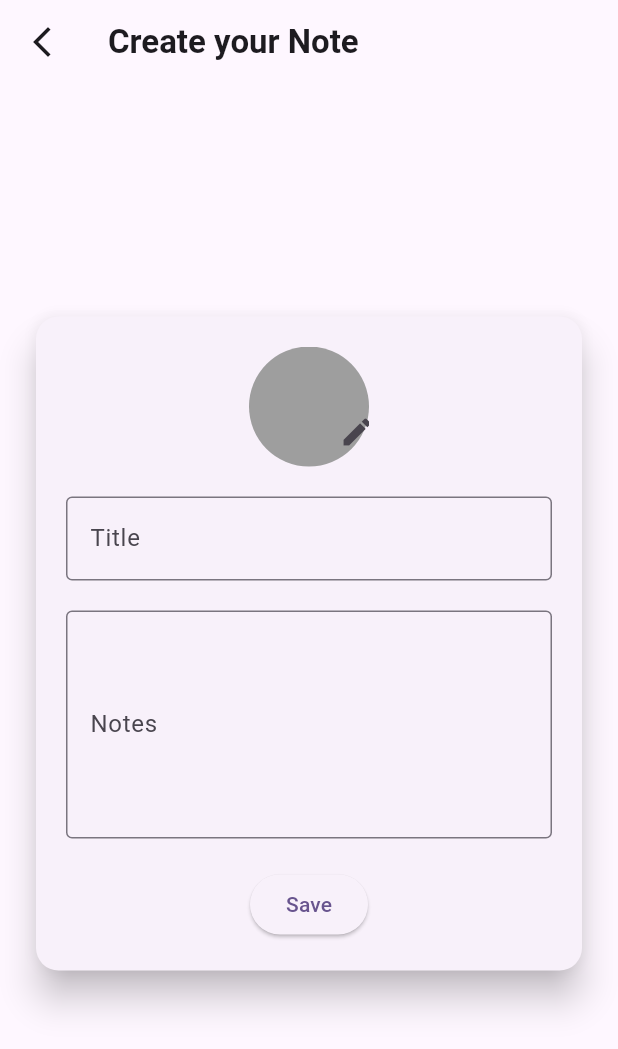
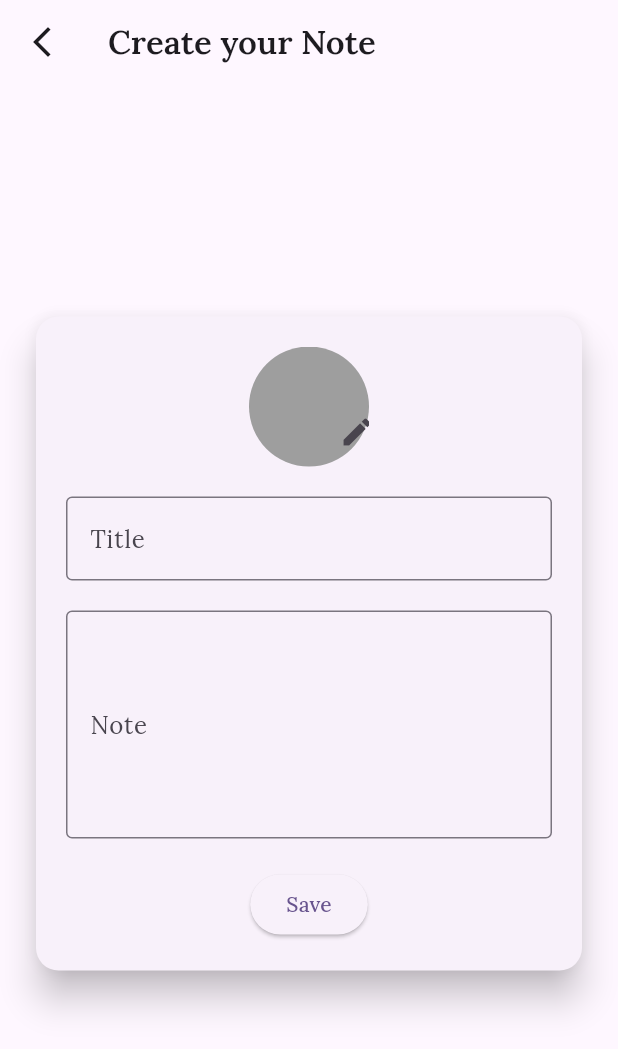
Before and after one commit to VijiVijayakumar59/todolist, a Flutter app: the screen it shows after launch, after a tap on the "add" icon, on a phone screen of 412 x 824 dp. Shown: the top 1049 px of the screen. Run offline on Flutter 3.47's test engine with Material 3 defaults, Android fonts, the phone set to English and light mode, and no system bars; our stand-ins replace get, hive, hive_flutter, image_picker, share_plus; accounts and stored records are empty; project files that could hold a hidden picture were left out.

Commit message:
operations completed

```diff
--- a/lib/main.dart
+++ b/lib/main.dart
@@ -3,7 +3,7 @@ import 'package:get/get.dart';
 import 'package:hive_flutter/adapters.dart';
 import 'package:todolist/controller/todo_controller.dart';
 import 'package:todolist/model/todo_model.dart';
-import 'package:todolist/view/home/screens/list_view.dart';
+import 'package:todolist/view/home/screens/todo_list.dart';
 
 void main() async {
   WidgetsFlutterBinding.ensureInitialized();
@@ -25,6 +25,7 @@ class MyApp extends StatelessWidget {
       debugShowCheckedModeBanner: false,
       title: 'Flutter Demo',
       theme: ThemeData(
+        fontFamily: "Lora",
         colorScheme: ColorScheme.fromSeed(seedColor: Colors.deepPurple),
         useMaterial3: true,
       ),
--- a/lib/view/home/widgets/alert_button.dart
+++ b/lib/view/home/widgets/alert_button.dart
@@ -13,7 +13,7 @@ class AlertButton extends StatelessWidget {
     return Container(
       height: MediaQuery.of(context).size.height * 0.05,
       width: MediaQuery.of(context).size.width * 0.17,
-      padding: const EdgeInsets.all(10),
+      padding: const EdgeInsets.all(2),
       child: Text(
         text,
         style: const TextStyle(
--- a/lib/view/home/widgets/create_note_widget.dart
+++ b/lib/view/home/widgets/create_note_widget.dart
@@ -1,13 +1,23 @@
-// ignore_for_file: avoid_print
+import 'dart:io';
 
 import 'package:flutter/material.dart';
 import 'package:get/get.dart';
 import 'package:todolist/controller/todo_controller.dart';
+import 'package:todolist/view/home/widgets/text_form_widget.dart';
 
-class CreateNoteScreen extends StatelessWidget {
+class CreateNoteScreen extends StatefulWidget {
   const CreateNoteScreen({
-    super.key,
-  });
+    Key? key,
+  }) : super(key: key);
+
+  @override
+  State<CreateNoteScreen> createState() => _CreateNoteScreenState();
+}
+
+class _CreateNoteScreenState extends State<CreateNoteScreen> {
+  String? newImage;
+
+  final GlobalKey<FormState> formKey = GlobalKey<FormState>();
 
   @override
   Widget build(BuildContext context) {
@@ -40,9 +50,9 @@ class CreateNoteScreen extends StatelessWidget {
               top: 8,
             ),
             child: SingleChildScrollView(
-              child: GetBuilder<TodoController>(
-                builder: (controller) => Obx(
-                  () => Card(
+              child: Form(
+                key: formKey,
+                child: Card(
                   elevation: 10,
                   shape: RoundedRectangleBorder(
                     borderRadius: BorderRadius.circular(15.0),
@@ -57,10 +67,9 @@ class CreateNoteScreen extends StatelessWidget {
                             CircleAvatar(
                               radius: 40,
                               backgroundColor: Colors.grey,
-                                backgroundImage:
-                                    controller.pickedImageFile.value != null
+                              backgroundImage: newImage != null
                                   ? FileImage(
-                                            controller.pickedImageFile.value!,
+                                      File(newImage!),
                                     )
                                   : null,
                             ),
@@ -69,43 +78,62 @@ class CreateNoteScreen extends StatelessWidget {
                               left: 48,
                               child: IconButton(
                                 onPressed: () async {
+                                  final String? imagePath =
                                       await controller.pickImageFromGallery();
+                                  if (imagePath != null) {
+                                    setState(() {
+                                      newImage = imagePath;
+                                    });
+                                  }
                                 },
-                                  icon: const Icon(Icons.edit),
+                                icon: const Icon(
+                                  Icons.edit,
+                                ),
                               ),
                             ),
                           ],
                         ),
                         const SizedBox(height: 20),
-                          TextFormField(
+                        TextFormWidget(
                           controller: titleController,
-                            onChanged: (value) =>
-                                controller.title.value = value,
-                            decoration: const InputDecoration(
-                              labelText: 'Title',
-                              border: OutlineInputBorder(),
-                            ),
+                          onChanged: (value) {
+                            controller.title.value = value;
+                          },
+                          text: "Title",
+                          validator: (value) {
+                            if (value!.isEmpty) {
+                              return 'Title cannot be empty';
+                            }
+                            return null;
+                          },
                         ),
                         const SizedBox(height: 20),
-                          TextFormField(
+                        TextFormWidget(
                           controller: noteController,
-                            onChanged: (value) => controller.note.value = value,
+                          onChanged: (value) {
+                            controller.note.value = value;
+                          },
+                          text: "Note",
+                          validator: (value) {
+                            if (value!.isEmpty) {
+                              return 'Note cannot be empty';
+                            }
+                            return null;
+                          },
                           maxLines: 5,
-                            decoration: const InputDecoration(
-                              labelText: 'Notes',
-                              border: OutlineInputBorder(),
-                            ),
                           keyboardType: TextInputType.emailAddress,
                         ),
                         const SizedBox(height: 20),
                         ElevatedButton(
                           onPressed: () async {
+                            if (formKey.currentState!.validate()) {
                               controller.title.value = titleController.text;
                               controller.note.value = noteController.text;
                               await controller.createNote();
                               titleController.clear();
                               noteController.clear();
                               Get.back();
+                            }
                           },
                           child: const Text('Save'),
                         ),
@@ -118,7 +146,6 @@ class CreateNoteScreen extends StatelessWidget {
           ),
         ),
       ),
-      ),
     );
   }
 }
--- a/lib/controller/share.dart
+++ b/lib/view/home/widgets/share.dart
@@ -6,7 +6,7 @@ import 'package:share_plus/share_plus.dart';
 
 Future<void> onShare(
     BuildContext context, String title, String note, File? imageFile) async {
-  String text = '$title\n$note';
+  String text = 'Title : $title\nNote : $note';
 
   try {
     if (imageFile != null) {
--- /dev/null
+++ b/lib/view/home/widgets/text_form_widget.dart
@@ -0,0 +1,35 @@
+import 'package:flutter/material.dart';
+
+class TextFormWidget extends StatelessWidget {
+  final String? text;
+  final TextEditingController controller;
+  final FormFieldValidator<String>? validator;
+  final ValueChanged<String>? onChanged;
+  final int? maxLines;
+  final TextInputType? keyboardType;
+
+  const TextFormWidget({
+    Key? key,
+    required this.controller,
+    this.text,
+    this.validator,
+    this.onChanged,
+    this.maxLines,
+    this.keyboardType,
+  }) : super(key: key);
+
+  @override
+  Widget build(BuildContext context) {
+    return TextFormField(
+      controller: controller,
+      onChanged: onChanged,
+      validator: validator,
+      maxLines: maxLines,
+      keyboardType: keyboardType,
+      decoration: InputDecoration(
+        labelText: text,
+        border: OutlineInputBorder(),
+      ),
+    );
+  }
+}
```
Also changed, not shown: lib/view/edit/screens/edit_screen.dart (+25 -13 lines), lib/view/home/screens/todo_list.dart (renamed from lib/view/home/screens/list_view.dart, +4 -3 lines), pubspec.yaml (+13 -6 lines), assets/fonts/Lora/static/Lora-Bold.ttf (added), assets/fonts/Lora/static/Lora-BoldItalic.ttf (added), assets/fonts/Lora/static/Lora-Italic.ttf (added), assets/fonts/Lora/static/Lora-Medium.ttf (added), assets/fonts/Lora/static/Lora-MediumItalic.ttf (added), assets/fonts/Lora/static/Lora-Regular.ttf (added), assets/fonts/Lora/static/Lora-SemiBold.ttf (added), assets/fonts/Lora/static/Lora-SemiBoldItalic.ttf (added), lib/view/home/widgets/delete_confirmation.dart (renamed from lib/controller/delete_confirmation.dart). Lines whose indentation alone changed are shown as unchanged.
